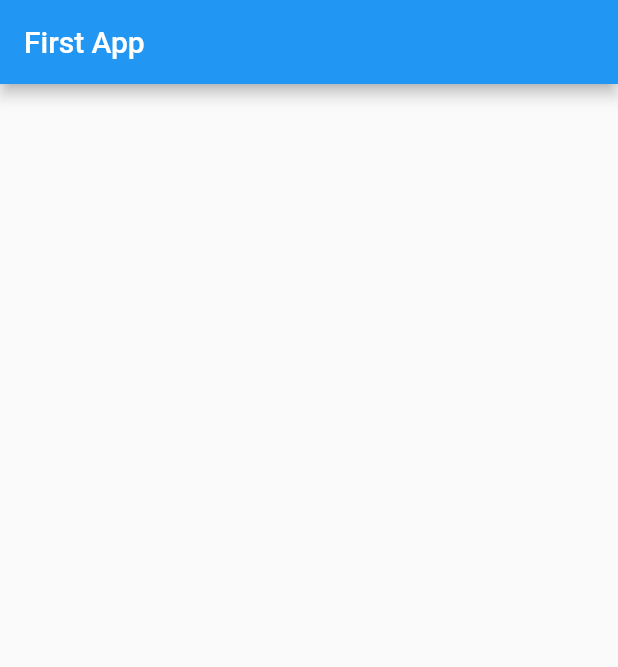
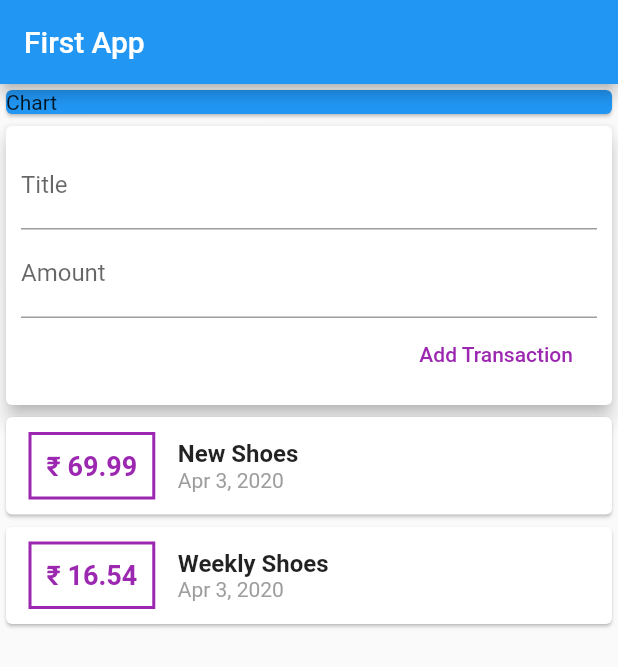
Before and after one commit to abhi143u11/pokeapp, a Flutter app: the screen it shows after launch, on a phone screen of 412 x 824 dp. Shown: the top 667 px of the screen. Run offline on Flutter 3.47's test engine with Material 2 defaults, Android fonts, the phone set to English and light mode, and no system bars.

Commit message:
Completed till adding Transaction

```diff
--- a/lib/main.dart
+++ b/lib/main.dart
@@ -1,16 +1,14 @@
 import 'package:flutter/material.dart';
 
-//
+import 'widget/user_transactions.dart';
 //     final hitsArray = hitsArrayFromJson(jsonString);
 
 void main() => runApp(new MyApp());
 
-class MyApp extends StatefulWidget {
-  @override
-  _MyAppState createState() => _MyAppState();
-}
+class MyApp extends StatelessWidget {
+  // String titleInput;
+  // String amountInput;
 
-class _MyAppState extends State<MyApp> {
   @override
   Widget build(BuildContext context) {
     return MaterialApp(
@@ -18,7 +16,17 @@ class _MyAppState extends State<MyApp> {
         appBar: AppBar(
           title: Text('First App'),
         ),
-        body: Container(),
+        body: Column(
+          mainAxisAlignment: MainAxisAlignment.start,
+          crossAxisAlignment: CrossAxisAlignment.stretch,
+          children: <Widget>[
+            Card(
+              color: Colors.blue,
+              child: Text('Chart'),
+            ),
+            UserTransactions(),
+          ],
+        ),
       ),
     );
   }
--- /dev/null
+++ b/lib/model/transaction.dart
@@ -0,0 +1,15 @@
+import 'package:flutter/foundation.dart';
+
+class Transaction {
+  String id;
+  String title;
+  double amount;
+  DateTime date;
+
+  Transaction({
+    @required this.id,
+    @required this.title,
+    @required this.amount,
+    @required this.date,
+  });
+}
--- /dev/null
+++ b/lib/widget/new_transaction.dart
@@ -0,0 +1,48 @@
+import 'package:flutter/material.dart';
+
+class NewTransaction extends StatelessWidget {
+  final Function addTx;
+  final titleController = TextEditingController();
+  final amountController = TextEditingController();
+  NewTransaction(this.addTx);
+  @override
+  Widget build(BuildContext context) {
+    return Card(
+      child: Container(
+        margin: EdgeInsets.all(10),
+        child: Column(
+          crossAxisAlignment: CrossAxisAlignment.end,
+          children: <Widget>[
+            TextField(
+              decoration: InputDecoration(labelText: 'Title'),
+              controller: titleController,
+              // onChanged: (val) {
+              //   titleInput = val;
+              // },
+            ),
+            TextField(
+              decoration: InputDecoration(labelText: 'Amount'),
+              controller: amountController,
+              // onChanged: (val) {
+              //   amountInput = val;
+              // },
+            ),
+            FlatButton(
+              onPressed: () {
+                addTx(
+                    titleController.text, double.parse(amountController.text));
+              },
+              child: Text(
+                'Add Transaction',
+                style: TextStyle(
+                  color: Colors.purple,
+                ),
+              ),
+            )
+          ],
+        ),
+      ),
+      elevation: 5,
+    );
+  }
+}
--- /dev/null
+++ b/lib/widget/transaction_list.dart
@@ -0,0 +1,59 @@
+import 'package:flutter/material.dart';
+import 'package:intl/intl.dart';
+import '../model/transaction.dart';
+
+class TransactionList extends StatelessWidget {
+  final List<Transaction> transactions;
+
+  TransactionList(this.transactions);
+  @override
+  Widget build(BuildContext context) {
+    return Column(
+        children: transactions.map((tx) {
+      return Card(
+        child: Row(
+          children: <Widget>[
+            Container(
+              margin: EdgeInsets.symmetric(
+                vertical: 10,
+                horizontal: 15,
+              ),
+              decoration: BoxDecoration(
+                  border: Border.all(
+                color: Colors.purple,
+                width: 2,
+              )),
+              padding: EdgeInsets.all(10),
+              child: Text(
+                '₹ ${tx.amount}',
+                style: TextStyle(
+                  fontWeight: FontWeight.bold,
+                  fontSize: 18,
+                  color: Colors.purple,
+                ),
+              ),
+            ),
+            Column(
+              crossAxisAlignment: CrossAxisAlignment.start,
+              children: <Widget>[
+                Text(
+                  tx.title,
+                  style: TextStyle(
+                    fontSize: 16,
+                    fontWeight: FontWeight.bold,
+                  ),
+                ),
+                Text(
+                  DateFormat.yMMMd().format(tx.date),
+                  style: TextStyle(
+                    color: Colors.grey,
+                  ),
+                ),
+              ],
+            ),
+          ],
+        ),
+      );
+    }).toList());
+  }
+}
--- /dev/null
+++ b/lib/widget/user_transactions.dart
@@ -0,0 +1,50 @@
+import 'package:flutter/material.dart';
+import '../model/transaction.dart';
+
+import 'new_transaction.dart';
+import 'transaction_list.dart';
+
+class UserTransactions extends StatefulWidget {
+  @override
+  _UserTransactionsState createState() => _UserTransactionsState();
+}
+
+class _UserTransactionsState extends State<UserTransactions> {
+  final List<Transaction> _userTransactions = [
+    Transaction(
+      id: "1",
+      title: "New Shoes",
+      amount: 69.99,
+      date: DateTime.now(),
+    ),
+    Transaction(
+      id: "21",
+      title: "Weekly Shoes",
+      amount: 16.54,
+      date: DateTime.now(),
+    )
+  ];
+
+  void _addNewTransaction(String title, double amount) {
+    final newTx = Transaction(
+      id: DateTime.now().toString(),
+      title: title,
+      amount: amount,
+      date: DateTime.now(),
+    );
+
+    setState(() {
+      _userTransactions.add(newTx);
+    });
+  }
+
+  @override
+  Widget build(BuildContext context) {
+    return Column(
+      children: <Widget>[
+        NewTransaction(_addNewTransaction),
+        TransactionList(_userTransactions),
+      ],
+    );
+  }
+}
```
Also changed, not shown: pubspec.yaml (+1 -12 lines), pubspec.lock.
